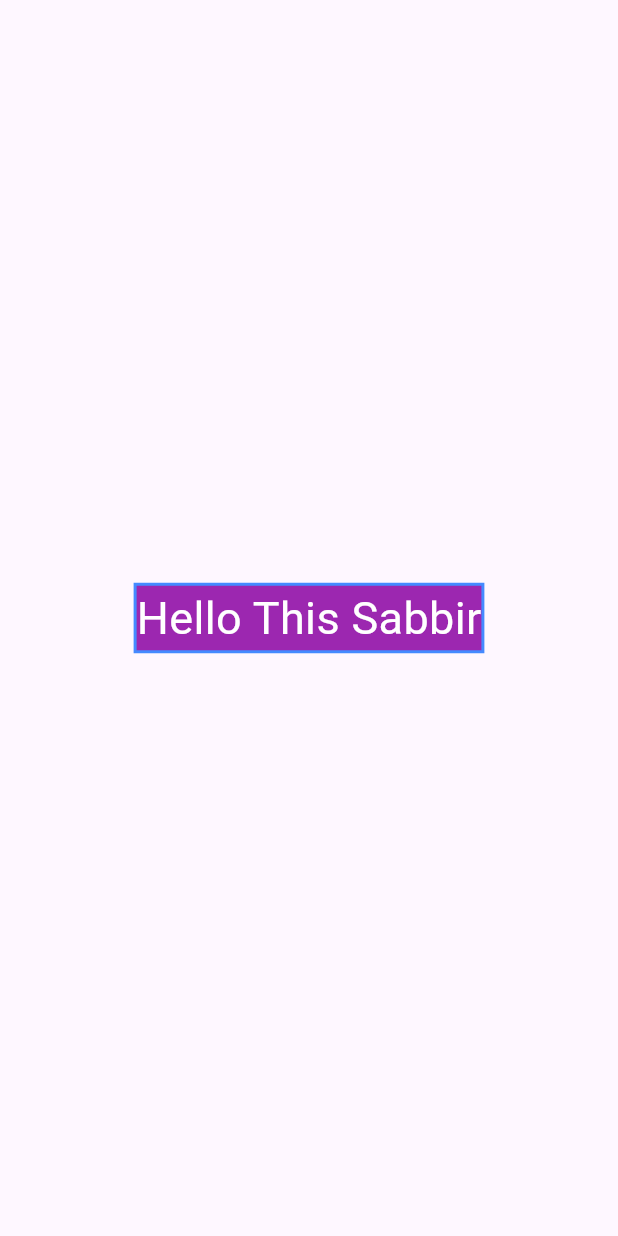
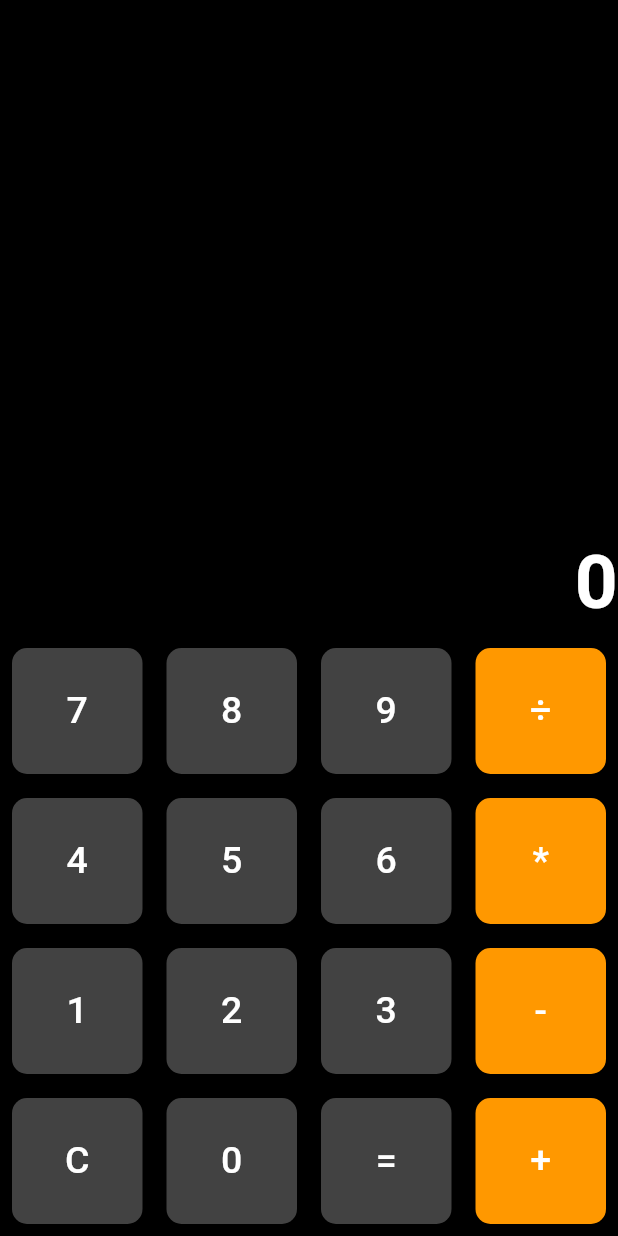
Before and after one commit to taufiqurSabbir/ostad_flutter_12, a Flutter app: the screen it shows after launch, on a phone screen of 412 x 824 dp. Run offline on Flutter 3.47's test engine with Material 3 defaults, Android fonts, the phone set to English and light mode, and no system bars; our stand-ins replace flutter_screenutil.

Commit message:
module_15_class_3

```diff
--- a/lib/app.dart
+++ b/lib/app.dart
@@ -4,6 +4,7 @@
 import 'module_14/class_1.dart';
 import 'module_14/class_2.dart';
 import 'module_14/class_3.dart';
+import 'module_15/calculator.dart';
 import 'module_15/class_1.dart';
 import 'module_15/class_2.dart';
 import 'module_15/fav_btn.dart';
@@ -68,7 +69,7 @@
           darkTheme: ThemeData.dark(),
           themeMode: ThemeMode.system,
           title: 'Batch-12',
-          home: Splashscreen(),
+          home: CalculatorApp(),
           // initialRoute: '/bottomNav',
           // routes: {
           //   '/home' : (contex) => TravelHomeScreen(),
--- /dev/null
+++ b/lib/module_15/calculator.dart
@@ -0,0 +1,133 @@
+import 'package:flutter/material.dart';
+import 'package:flutter_batch_12/module_15/widget/buildButton.dart';
+
+class CalculatorApp extends StatefulWidget {
+  const CalculatorApp({super.key});
+
+  @override
+  State<CalculatorApp> createState() => _CalculatorAppState();
+}
+
+class _CalculatorAppState extends State<CalculatorApp> {
+  String _output = '0';
+  String _input = '0';
+  String _ope = '';
+  double num1 = 0;
+  double num2 = 0;
+
+  void buttonPress(String value) {
+    print('int value = $value');
+    setState(() {
+      if (value == 'C') {
+        _output = '0';
+        _input = '0';
+        _ope = '';
+        num1 = 0;
+        num2 = 0;
+      } else if (value == '=') {
+        num2 = double.parse(_input);
+        if (_ope == '+') {
+          _output = (num1 + num2).toString();
+        } else if (_ope == '-') {
+          _output = (num1 - num2).toString();
+        } else if (_ope == '*') {
+          _output = (num1 * num2).toString();
+        } else if (_ope == '÷') {
+          _output = num2 != 0 ? (num1 / num2).toString() : 'Cannot divide by zero';
+        }
+      } else if (['+', '-', '*', '÷'].contains(value)) {
+        num1 = double.parse(_input);
+        _ope = value;
+        _input = '';
+      } else {
+        if (_input == '0') {
+          _input = value;
+        } else {
+          _input += value;
+        }
+        _output = _input;
+      }
+    });
+  }
+
+
+
+
+  @override
+  Widget build(BuildContext context) {
+    return Scaffold(
+      backgroundColor: Colors.black,
+      body: SafeArea(
+        child: Column(
+
+          children: [
+            Expanded(
+              child: Container(
+                alignment: Alignment.bottomRight,
+                child: Column(
+                  mainAxisAlignment: MainAxisAlignment.end,
+                  children: [
+                    (_ope.isNotEmpty && _input.isNotEmpty ) ? Text(
+                      '$num1 $_ope $_input',
+                      style: TextStyle(color: Colors.white, fontSize: 24),
+                    ) : SizedBox(),
+                    SizedBox(
+                      height: 20,
+                    ),
+                    Text(
+                      _output,
+                      style: TextStyle(
+                          fontSize: 50,
+                          fontWeight: FontWeight.bold,
+                          color: Colors.white),
+                    )
+                  ],
+                ),
+              ),
+            ),
+            Row(
+              children: [
+                buildButton(onClick: ()=> buttonPress('7'), text: '7',),
+                buildButton(onClick: () => buttonPress('8'), text: '8',),
+                buildButton(onClick: () => buttonPress('9'), text: '9',),
+                buildButton(onClick: () => buttonPress('÷'), text: '÷',color: Colors.orange,),
+
+
+              ],
+            ),
+            Row(
+              children: [
+                buildButton(onClick: ()=> buttonPress('4'), text: '4',),
+                buildButton(onClick: ()=> buttonPress('5'), text: '5',),
+                buildButton(onClick:()=> buttonPress('6'), text: '6',),
+                buildButton(onClick: ()=> buttonPress('*'), text: '*',color: Colors.orange,),
+
+
+              ],
+            ),
+            Row(
+              children: [
+                buildButton(onClick: ()=> buttonPress('1'), text: '1',),
+                buildButton(onClick: ()=> buttonPress('2'), text: '2',),
+                buildButton(onClick: ()=> buttonPress('3'), text: '3',),
+                buildButton(onClick: ()=> buttonPress('-'), text: '-',color: Colors.orange,),
+
+
+              ],
+            ),
+            Row(
+              children: [
+                buildButton(onClick: ()=> buttonPress('C'), text: 'C',),
+                buildButton(onClick: ()=> buttonPress('0'), text: '0',),
+                buildButton(onClick: ()=> buttonPress('='), text: '=',),
+                buildButton(onClick: ()=> buttonPress('+'), text: '+',color: Colors.orange,),
+
+
+              ],
+            ),
+          ],
+        ),
+      ),
+    );
+  }
+}
--- /dev/null
+++ b/lib/module_15/widget/buildButton.dart
@@ -0,0 +1,36 @@
+import 'package:flutter/material.dart';
+class buildButton extends StatelessWidget {
+  String text;
+  Color ? color;
+  final VoidCallback onClick;
+
+   buildButton({
+    super.key,
+    required this.onClick,
+    required this.text,
+    this.color
+  });
+
+  @override
+  Widget build(BuildContext context) {
+    return Expanded(
+      child: Padding(
+        padding: const EdgeInsets.all(8.0),
+        child: ElevatedButton(
+            style: ElevatedButton.styleFrom(
+                padding: EdgeInsets.all(24),
+                shape: RoundedRectangleBorder(
+                  borderRadius: BorderRadius.circular(10),
+                ),
+                backgroundColor: color ?? Colors.grey[800]
+            ),
+
+            onPressed: onClick,
+            child: Text(
+              text,
+              style: TextStyle(fontSize: 25, color: Colors.white),
+            )),
+      ),
+    );
+  }
+}
```
